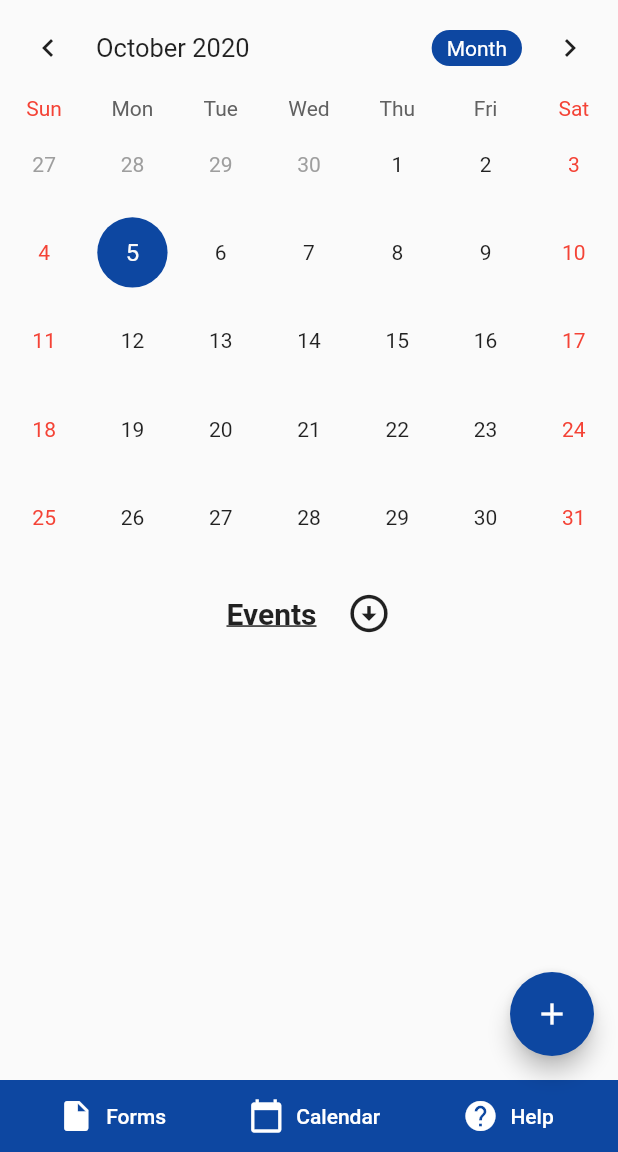
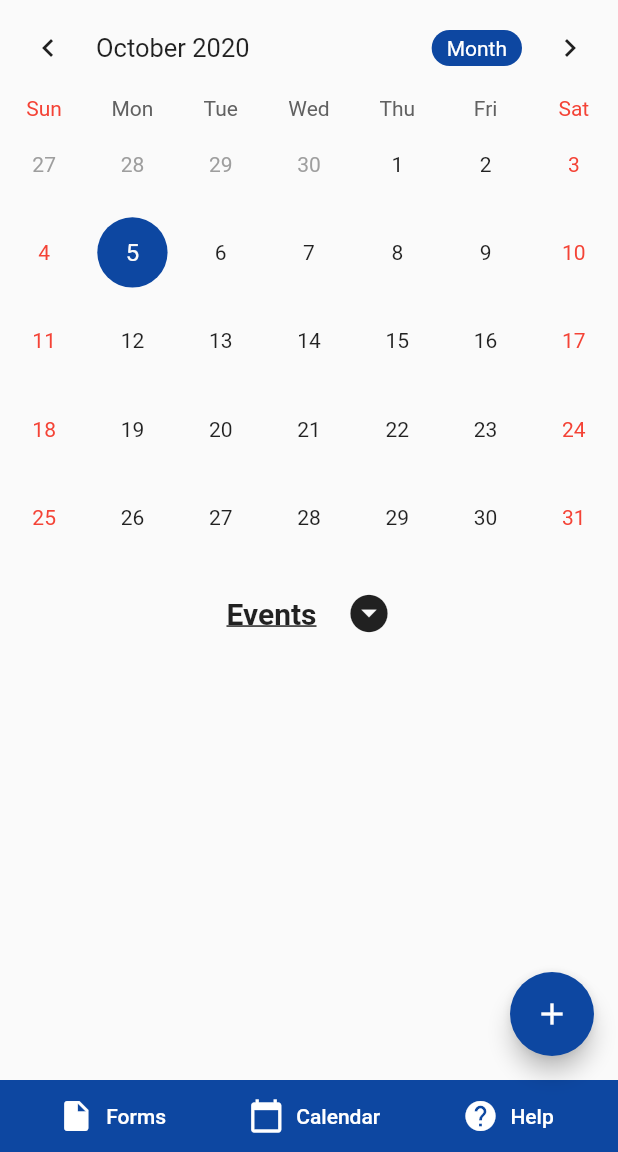
Before and after one commit to ShenLynn/CITS3200-project, a Flutter app: the Calendar screen opened by its route, on a phone screen of 412 x 824 dp, the part 84-1236 px from its top. Run offline on Flutter 3.47's test engine with Material 2 defaults, Android fonts, the phone set to English and light mode, and no system bars; drawn by our look-alikes of table_calendar; our stand-ins replace cloud_firestore, datetime_picker_formfield, firebase_auth, firebase_core; missing offline and left inert: cloud_firestore_platform_interface; accounts and stored records are empty.

Commit message:
updated workspace + calendar icon

```diff
--- a/asthma_app/lib/pages/calendar.dart
+++ b/asthma_app/lib/pages/calendar.dart
@@ -186,7 +186,7 @@ class _CalendarState extends State<Calendar> {
                 fontSize: 20,
                 fontWeight: FontWeight.w600,
                 decoration: TextDecoration.underline
-              ),),SizedBox(width: 20),Icon(Icons.arrow_circle_down_sharp, size: 30,)],
+              ),),SizedBox(width: 20),Icon(Icons.arrow_drop_down_circle, size: 30,)],
             ),
             SizedBox(height:15),
 
```
